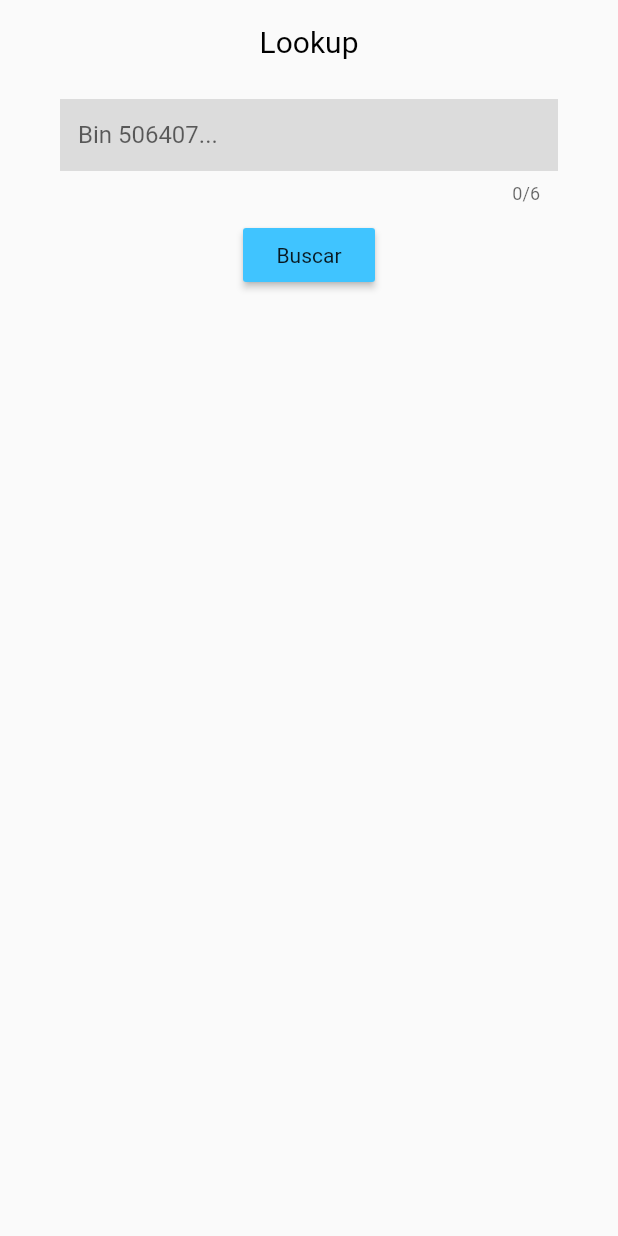
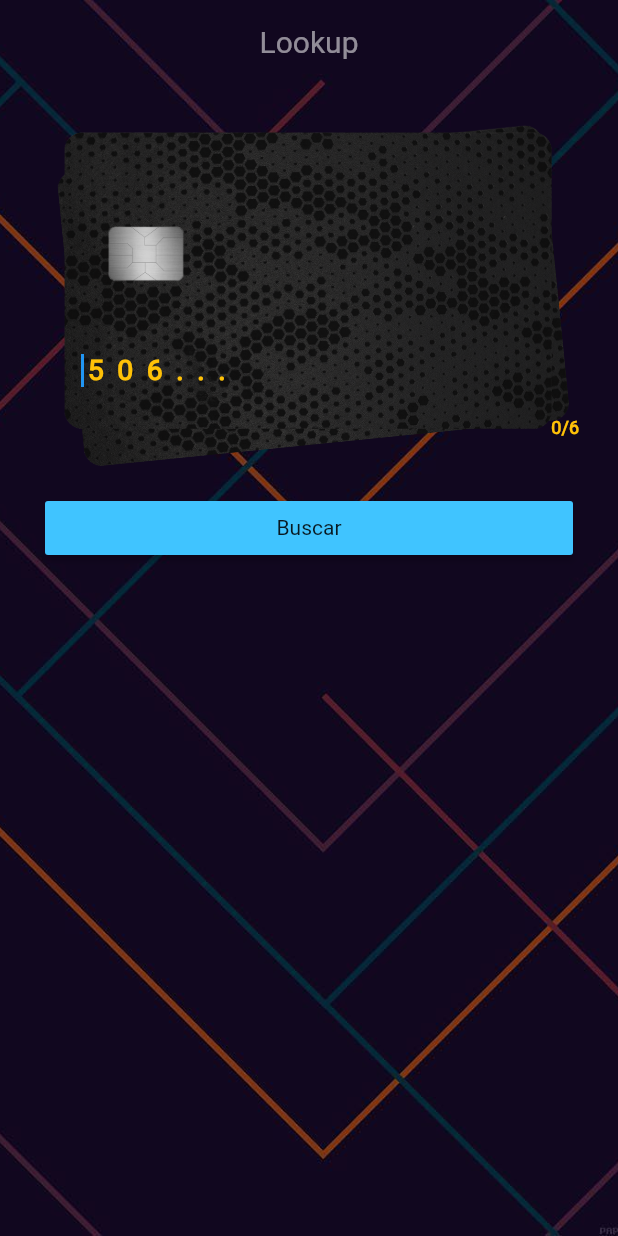
Before and after one commit to Lanniscaf/lookup, a Flutter app: the screen it shows after launch, on a phone screen of 412 x 824 dp. Run offline on Flutter 3.47's test engine with Material 2 defaults, Android fonts, the light colour scheme and no system bars; our stand-ins replace get_it, responsive_builder, stacked; missing offline and left inert: beautifulsoup.

Commit message:
Se cambio el estilo temporalmente

```diff
--- a/lib/main.dart
+++ b/lib/main.dart
@@ -15,7 +15,7 @@ class MyApp extends StatelessWidget {
       title: 'Lookup',
       debugShowCheckedModeBanner: false,
       home: SearchBin(),
-      theme: ThemeData(fontFamily: 'Roboto'),
+      theme: ThemeData(fontFamily: 'Roboto',),
       navigatorKey: getIt<NAVIGATOR>().navigateKey,
     );
   }
--- a/lib/styles/constants.dart
+++ b/lib/styles/constants.dart
@@ -1,8 +1,23 @@
 import 'package:flutter/material.dart';
 
+const Orange = TextStyle(
+  color: Colors.amber,
+  fontWeight: FontWeight.bold,
+  fontSize: 19,
+  letterSpacing: 9.0
+);
+
+const _counter = TextStyle(
+  color: Colors.amber,
+  fontWeight: FontWeight.bold,
+);
+
+
 const InputDecoration INPUTSEARCH = InputDecoration(
-  fillColor: Colors.black12,
-  filled: true,
-  hintText: 'Bin 506407...',
+  fillColor: Colors.white54,
+  filled: false,
+  hintText: '506...',
+  hintStyle: Orange,
+  counterStyle: _counter,
   border: InputBorder.none,
 );
--- a/lib/views/home_view.dart
+++ b/lib/views/home_view.dart
@@ -14,7 +14,11 @@ class HomeView extends StatelessWidget {
   @override
   Widget build(BuildContext context) {
     return Scaffold(
-      body: SafeArea(
+      body: Container(
+        width: double.infinity,
+        height: double.infinity,
+        decoration: BoxDecoration(image: DecorationImage(fit: BoxFit.cover, image: AssetImage('assets/images/bg.jpg'))),
+        child: SafeArea(
           child: Container(
             width: MediaQuery.of(context).size.width,
             height: MediaQuery.of(context).size.height,
@@ -52,12 +56,13 @@ class HomeView extends StatelessWidget {
             ),
           ),
         ),
+      ),
     );
   }
 
 
   Widget _cardDetails(BuildContext context, CCModelView model) {
-    final Widget divider = Divider(thickness: 1.5,);
+    final Widget divider = Divider(thickness: 1.5, color: Colors.white30);
     return Column(
       children: [
         divider,
--- a/lib/views/search_bin_view.dart
+++ b/lib/views/search_bin_view.dart
@@ -1,36 +1,75 @@
 import 'package:flutter/material.dart';
 import 'package:lookup/styles/constants.dart';
 import 'package:lookup/model/search_viewmodel.dart';
+import 'package:lookup/widgets/credit_card.dart';
 import 'package:stacked/stacked.dart';
 
 class SearchBin extends StatelessWidget {
-  const SearchBin({Key key}) : super(key: key);
+
+  SearchBin({Key key}) : super(key: key);
 
   @override
   Widget build(BuildContext context) {
     return Scaffold(
-      appBar: AppBar(
+      key: scaffoldKey,
+      body: NotificationListener<OverscrollIndicatorNotification>(
+        onNotification: (overscrollNotification) {
+          overscrollNotification.disallowGlow();
+          return true;
+        },
+        child: buildScrollableSearch(context)
+      )
+    );
+  }
+
+  Widget buildScrollableSearch(BuildContext context) {
+    return Container(
+      width: double.infinity,
+      height: double.infinity,
+      decoration: BoxDecoration(image: DecorationImage(fit: BoxFit.cover, image: AssetImage('assets/images/bg.jpg'))),
+      child: ViewModelBuilder<SearchViewModel>.reactive(
+        viewModelBuilder: ()=> SearchViewModel(),
+        builder:(context, model, _) => CustomScrollView(
+          slivers: [
+            SliverAppBar(
               backgroundColor: Colors.transparent,
-        title: Text('Lookup', style: TextStyle(color: Colors.black),),
+              title: Text('Lookup', style: TextStyle(color: Colors.white54),),
               elevation: 0.0,
               centerTitle: true,
+              floating: true,
             ),
-      key: scaffoldKey,
-      body: SingleChildScrollView(
-        child: ViewModelBuilder<SearchViewModel>.reactive(
-          viewModelBuilder: () => SearchViewModel(),
-          builder: (context, model, widget) => Column(
-            children: <Widget>[
-              _form(model, context),
+            SliverList(
+              delegate: SliverChildListDelegate(
+                [
+                  Stack(
+                    children: [
+                      Positioned(
+                        top: 10,
+                        left: 4,
+                        child: Transform.rotate(angle: -0.1, child: CreditCard())
+
+                      ),
+                      CreditCard(),
+                      Positioned(
+                        top: MediaQuery.of(context).size.height * 0.19,
+                        left: 14,
+                        child: _form(model, context),
+                      ),
+                    ],
+                  ),
+                    _button(model),
                 ],
               ),
             ),
-      )
+          ],
+        ),
+      ),
     );
   }
 
   _form(SearchViewModel model, BuildContext context) {
     return Container(
+      constraints: BoxConstraints(maxWidth: MediaQuery.of(context).size.width),
       child: Column(
         mainAxisSize: MainAxisSize.min,
         children: [
@@ -39,26 +78,31 @@ class SearchBin extends StatelessWidget {
             child: Form(
               child: TextFormField(
                 maxLength: 6,
+                autofocus: true,
                 textInputAction: TextInputAction.go,
                 keyboardType: TextInputType.numberWithOptions(decimal: false, signed: false),
                 autovalidateMode: AutovalidateMode.onUserInteraction,
                 validator: model.validate,
                 controller: model.binController,
                 decoration: INPUTSEARCH,
+                onFieldSubmitted: (string) => model.getBinInfo(),
+                style: Orange,
               ),
             ),
           ),
-          _button(model)
         ],
       ),
     );
   }
 
   _button(SearchViewModel model){
-    return RaisedButton(
+    return Container(
+      padding: EdgeInsets.symmetric(horizontal: 30.0),
+      child: RaisedButton(
         color: Colors.lightBlueAccent,
         child: (!model.isLoading) ? Text('Buscar') : Container(width: 20, height: 20, alignment: Alignment.center, child: CircularProgressIndicator()),
         onPressed: model.getBinInfo,
+      ),
     );
   }
 }
--- a/lib/widgets/credit_card.dart
+++ b/lib/widgets/credit_card.dart
@@ -8,10 +8,11 @@ class CreditCard extends StatelessWidget {
   final CCModelView model;
 
 
-  CreditCard({Key key, @required CCModelView cardModel}) : model= cardModel, super(key: key);
+  CreditCard({Key key, CCModelView cardModel}) : model= cardModel, super(key: key);
 
   @override
   Widget build(BuildContext context) {
+
     final Size _sizing = MediaQuery.of(context).size;
     final Widget _card = ResponsiveBuilder(
       builder: (context, sizing) {
@@ -29,25 +30,25 @@ class CreditCard extends StatelessWidget {
             Positioned(
               left: sizing.localWidgetSize.width * 0.06,
               top: sizing.localWidgetSize.height * 0.17,
-              child: Text(model.type, style: CREDITCARDTEXT,)
+              child: (model !=null)? Text(model.type, style: CREDITCARDTEXT,): Container()
             ),
 
             Positioned(
               left: sizing.localWidgetSize.width * 0.06,
               bottom: sizing.localWidgetSize.height * 0.1,
-              child: Container(width: sizing.localWidgetSize.width * 0.7, child: FittedBox(fit: BoxFit.scaleDown, alignment: Alignment.centerLeft, child: Text(model.bank, style: CREDITCARDTEXT.copyWith(fontSize: 17.0),)))
+              child: (model !=null)? Container(width: sizing.localWidgetSize.width * 0.7, child: FittedBox(fit: BoxFit.scaleDown, alignment: Alignment.centerLeft, child: Text(model.bank, style: CREDITCARDTEXT.copyWith(fontSize: 17.0),))): Container()
             ),
 
             Positioned(
               left: sizing.localWidgetSize.width * 0.08,
               bottom: sizing.localWidgetSize.height * 0.22,
-              child: Text(model.numberFix, style: CREDITCARDTEXT.copyWith(letterSpacing: 2.0),)
+              child: (model !=null)? Text(model.numberFix, style: CREDITCARDTEXT.copyWith(letterSpacing: 2.0),) : Container()
             ),
 
             Positioned(
               right: 10,
               top: sizing.localWidgetSize.height * 0.13,
-              child: Container(
+              child: (model !=null)? Container(
                 constraints: BoxConstraints(minWidth: 50, minHeight: 50, maxWidth: 100, maxHeight: 100),
                 width : sizing.localWidgetSize.width * 0.2,
                 height: sizing.localWidgetSize.height * 0.2,
@@ -58,7 +59,7 @@ class CreditCard extends StatelessWidget {
                   alignment: Alignment.center,
                   filterQuality: FilterQuality.medium,
                 ),
-              ),
+              ) : Container(),
             )
           ],
         );
```
Also changed, not shown: assets/images/bg.jpg (added). Lines whose indentation alone changed are shown as unchanged.
